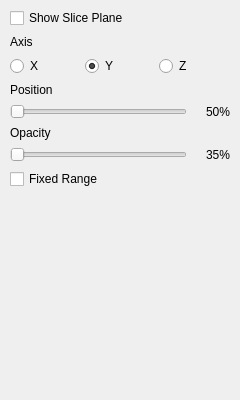
Before: the Qt Designer form src/ui/slice_plane_page.ui in thermeng/SciRender, drawn with Qt 5.
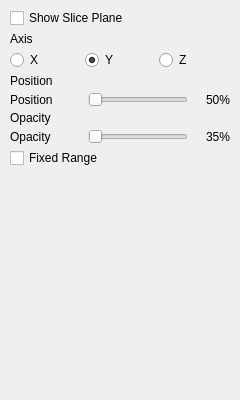
After: the same form once the commit is applied.

Commit message: ui: consistent spacing

```diff
--- a/src/ui/slice_plane_page.ui
+++ b/src/ui/slice_plane_page.ui
@@ -12,7 +12,7 @@
   </property>
   <layout class="QVBoxLayout" name="verticalLayout">
    <property name="spacing">
-    <number>7</number>
+     <number>4</number>
    </property>
    <property name="leftMargin">
     <number>10</number>
@@ -37,7 +37,7 @@
     <widget class="QWidget" name="optionsGroup" native="true">
      <layout class="QVBoxLayout" name="optionsLayout">
       <property name="spacing">
-       <number>7</number>
+        <number>4</number>
       </property>
       <property name="leftMargin">
        <number>0</number>
@@ -98,6 +98,31 @@
       </item>
       <item>
        <layout class="QHBoxLayout" name="posRow">
+         <property name="spacing">
+          <number>6</number>
+         </property>
+         <item>
+          <widget class="QLabel" name="posLabel">
+           <property name="minimumSize">
+            <size>
+             <width>72</width>
+             <height>0</height>
+            </size>
+           </property>
+           <property name="maximumSize">
+            <size>
+             <width>72</width>
+             <height>16777215</height>
+            </size>
+           </property>
+           <property name="text">
+            <string>Position</string>
+           </property>
+           <property name="alignment">
+            <set>Qt::AlignmentFlag::AlignLeading|Qt::AlignmentFlag::AlignLeft|Qt::AlignmentFlag::AlignVCenter</set>
+           </property>
+          </widget>
+         </item>
         <item>
          <widget class="QSlider" name="posSlider">
           <property name="orientation">
@@ -138,6 +163,31 @@
       </item>
       <item>
        <layout class="QHBoxLayout" name="opacityRow">
+         <property name="spacing">
+          <number>6</number>
+         </property>
+         <item>
+          <widget class="QLabel" name="opacityLabel">
+           <property name="minimumSize">
+            <size>
+             <width>72</width>
+             <height>0</height>
+            </size>
+           </property>
+           <property name="maximumSize">
+            <size>
+             <width>72</width>
+             <height>16777215</height>
+            </size>
+           </property>
+           <property name="text">
+            <string>Opacity</string>
+           </property>
+           <property name="alignment">
+            <set>Qt::AlignmentFlag::AlignLeading|Qt::AlignmentFlag::AlignLeft|Qt::AlignmentFlag::AlignVCenter</set>
+           </property>
+          </widget>
+         </item>
         <item>
          <widget class="QSlider" name="opacitySlider">
           <property name="orientation">
```
Lines whose indentation alone changed are shown as unchanged. The commit also changes 9 other files.
